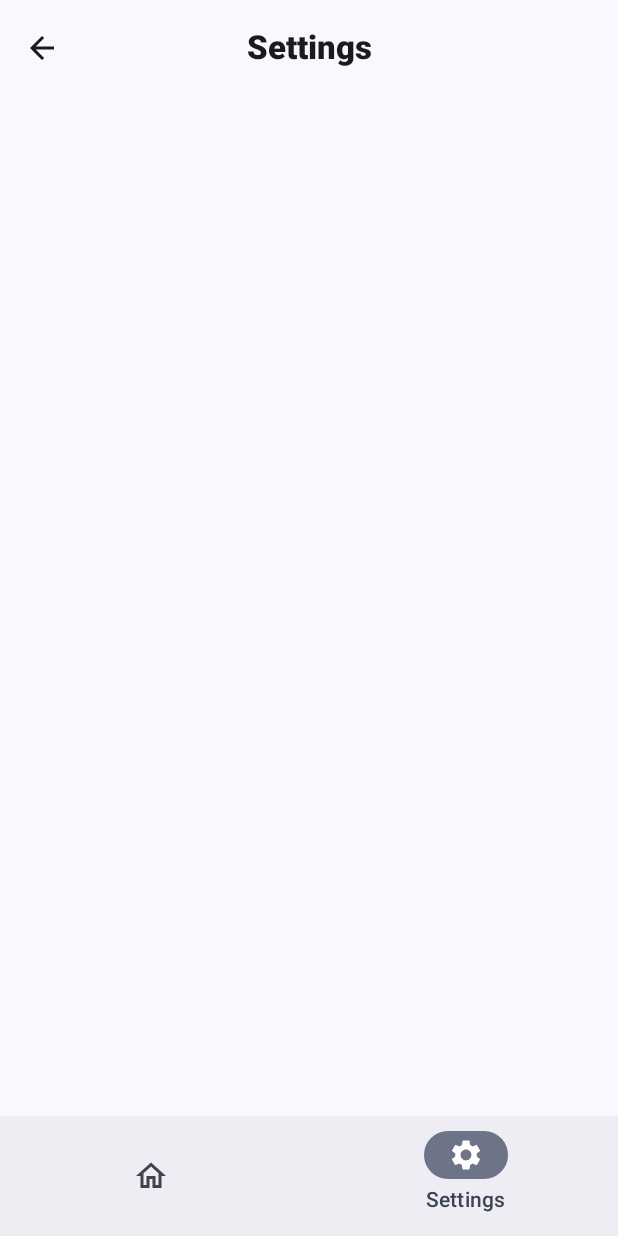
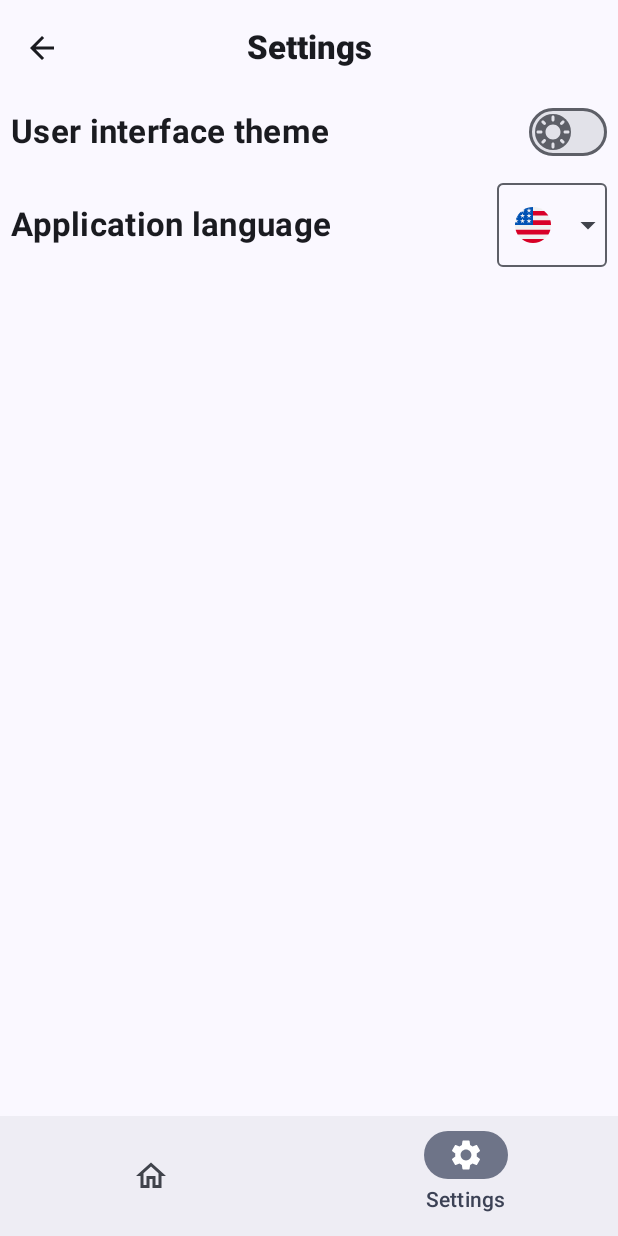
Before and after one commit to Kotlity/MyContacts, an Android app built with Jetpack Compose: the SettingsScreen screen opened through its navigation route, on a phone screen of 412 x 824 dp. Run offline under Robolectric (Android 15) with nearby library versions, the phone set to English and light mode, and no system bars; our stand-ins replace Dagger/Hilt's generated code.

Commit message:
The settings screen is finished

```diff
--- a/app/src/main/java/com/mycontacts/MainActivity.kt
+++ b/app/src/main/java/com/mycontacts/MainActivity.kt
@@ -1,7 +1,6 @@
 package com.mycontacts
 
 import android.os.Bundle
-import androidx.activity.ComponentActivity
 import androidx.activity.compose.setContent
 import androidx.activity.viewModels
 import androidx.appcompat.app.AppCompatActivity
@@ -11,6 +10,7 @@ import com.mycontacts.presentation.initial.events.InitialEvent
 import com.mycontacts.presentation.initial.viewmodels.InitialViewModel
 import com.mycontacts.presentation.nav_host.NavigationHost
 import com.mycontacts.presentation.ui.theme.MyContactsTheme
+import com.mycontacts.utils.currentLanguageCode
 import dagger.hilt.android.AndroidEntryPoint
 
 @AndroidEntryPoint
@@ -26,11 +26,9 @@ class MainActivity : AppCompatActivity() {
 
         setContent {
             initialViewModel.apply {
-                onEvent(InitialEvent.UpdateIsDarkUiModePreferences(isSystemInDarkTheme()))
-                onEvent(InitialEvent.RetrieveIsDarkUiModePreferences)
-                onEvent(InitialEvent.RetrieveCurrentLanguageCode)
+                onEvent(InitialEvent.RetrieveIsDarkUiModePreferences(initialValue = isSystemInDarkTheme()))
+                onEvent(InitialEvent.RetrieveCurrentLanguageCode(currentLanguageCode()))
             }
-
             val isDarkUiMode = initialViewModel.isDarkUiMode
             MyContactsTheme(darkTheme = isDarkUiMode) {
                 val startDestination = initialViewModel.startDestination
--- a/app/src/main/java/com/mycontacts/data/pager/PagerImplementation.kt
+++ b/app/src/main/java/com/mycontacts/data/pager/PagerImplementation.kt
@@ -13,6 +13,6 @@ class PagerImplementation @Inject constructor(private val dataStoreHelper: DataS
     }
 
     override fun hasUserAlreadyPressedStartButton(): Flow<Boolean> {
-        return dataStoreHelper.retrieveValue(hasUserAlreadyClickedOnStartButtonPreferences)
+        return dataStoreHelper.retrieveValue(hasUserAlreadyClickedOnStartButtonPreferences, false)
     }
 }
--- a/app/src/main/java/com/mycontacts/data/settings/AppLanguageSettings.kt
+++ b/app/src/main/java/com/mycontacts/data/settings/AppLanguageSettings.kt
@@ -13,8 +13,6 @@ import javax.inject.Inject
 
 class AppLanguageSettings @Inject constructor(@ApplicationContext private val context: Context): LanguageSettings {
 
-    override val currentLanguageCode: String = Locale.getDefault().language
-
     override fun changeAppLanguage(languageCode: String) {
         if (isGreaterOrEqualTiramisu()) {
             val localeManager = context.getSystemService(LocaleManager::class.java)
--- a/app/src/main/java/com/mycontacts/data/shared/BooleanDataStoreHelper.kt
+++ b/app/src/main/java/com/mycontacts/data/shared/BooleanDataStoreHelper.kt
@@ -22,9 +22,9 @@ class BooleanDataStoreHelper(@ApplicationContext private val context: Context):
         }
     }
 
-    override fun retrieveValue(key: Preferences.Key<Boolean>): Flow<Boolean> {
+    override fun retrieveValue(key: Preferences.Key<Boolean>, initialValue: Boolean): Flow<Boolean> {
         return context.dataStore.data.map { preferences ->
-            preferences[key] ?: false
+            preferences[key] ?: initialValue
         }.flowOn(Dispatchers.IO)
     }
 }
--- a/app/src/main/java/com/mycontacts/domain/settings/LanguageSettings.kt
+++ b/app/src/main/java/com/mycontacts/domain/settings/LanguageSettings.kt
@@ -2,7 +2,5 @@ package com.mycontacts.domain.settings
 
 interface LanguageSettings {
 
-    val currentLanguageCode: String
-
     fun changeAppLanguage(languageCode: String)
 }
--- a/app/src/main/java/com/mycontacts/domain/shared/DataStoreHelper.kt
+++ b/app/src/main/java/com/mycontacts/domain/shared/DataStoreHelper.kt
@@ -7,5 +7,5 @@ interface DataStoreHelper<T> {
 
     suspend fun editValue(key: Preferences.Key<T>, value: T)
 
-    fun retrieveValue(key: Preferences.Key<T>): Flow<T>
+    fun retrieveValue(key: Preferences.Key<T>, initialValue: T): Flow<T>
 }
--- a/app/src/main/java/com/mycontacts/presentation/initial/events/InitialEvent.kt
+++ b/app/src/main/java/com/mycontacts/presentation/initial/events/InitialEvent.kt
@@ -4,7 +4,8 @@ sealed interface InitialEvent {
 
     data object UpdateStartDestination: InitialEvent
     data class UpdateIsDarkUiModePreferences(val isDarkUiMode: Boolean): InitialEvent
-    data object RetrieveIsDarkUiModePreferences: InitialEvent
-    data object RetrieveCurrentLanguageCode: InitialEvent
+    data class RetrieveIsDarkUiModePreferences(val initialValue: Boolean): InitialEvent
+    data class RetrieveCurrentLanguageCode(val languageCode: String): InitialEvent
     data class ChangeAppLanguage(val languageCode: String): InitialEvent
+    data class ChangeLanguageDropdownMenuExpandedState(val isExpanded: Boolean): InitialEvent
 }
--- a/app/src/main/java/com/mycontacts/presentation/initial/viewmodels/InitialViewModel.kt
+++ b/app/src/main/java/com/mycontacts/presentation/initial/viewmodels/InitialViewModel.kt
@@ -1,6 +1,6 @@
 package com.mycontacts.presentation.initial.viewmodels
 
-import android.util.Log
+import androidx.compose.runtime.derivedStateOf
 import androidx.compose.runtime.getValue
 import androidx.compose.runtime.mutableStateOf
 import androidx.compose.runtime.setValue
@@ -14,7 +14,6 @@ import com.mycontacts.utils.Constants._500L
 import com.mycontacts.utils.Constants.isDarkUiModePreferences
 import com.mycontacts.utils.ScreenRoutes
 import dagger.hilt.android.lifecycle.HiltViewModel
-import kotlinx.coroutines.Job
 import kotlinx.coroutines.delay
 import kotlinx.coroutines.flow.launchIn
 import kotlinx.coroutines.flow.onEach
@@ -34,17 +33,21 @@ class InitialViewModel @Inject constructor(
     var startDestination by mutableStateOf(ScreenRoutes.Pager.route)
         private set
 
-    var isDarkUiMode by mutableStateOf(false)
+    var isDarkUiMode by derivedStateOf {
+        mutableStateOf(false)
+    }.value
         private set
 
-    var currentLanguageCode by mutableStateOf("")
+    var currentLanguageCode by derivedStateOf {
+        mutableStateOf("")
+    }.value
         private set
 
-    private var updatingIsDarkUiModeJob: Job? = null
+    var isExpandedLanguageDropdownMenu by mutableStateOf(false)
+        private set
 
     init {
         onEvent(InitialEvent.UpdateStartDestination)
-        onEvent(InitialEvent.RetrieveCurrentLanguageCode)
     }
 
     fun onEvent(initialEvent: InitialEvent) {
@@ -52,17 +55,20 @@ class InitialViewModel @Inject constructor(
             InitialEvent.UpdateStartDestination -> {
                 updateStartDestination()
             }
-            InitialEvent.RetrieveIsDarkUiModePreferences -> {
-                retrieveIsDarkUiModePreferences()
+            is InitialEvent.RetrieveIsDarkUiModePreferences -> {
+                retrieveIsDarkUiModePreferences(initialEvent.initialValue)
             }
             is InitialEvent.UpdateIsDarkUiModePreferences -> {
                 updateIsDarkUiModePreferences(initialEvent.isDarkUiMode)
             }
-            InitialEvent.RetrieveCurrentLanguageCode -> {
-                retrieveCurrentLanguageCode()
+            is InitialEvent.RetrieveCurrentLanguageCode -> {
+                retrieveCurrentLanguageCode(initialEvent.languageCode)
             }
             is InitialEvent.ChangeAppLanguage -> {
                 changeAppLanguage(initialEvent.languageCode)
+            }
+            is InitialEvent.ChangeLanguageDropdownMenuExpandedState -> {
+                changeLanguageDropdownMenuExpandedState(initialEvent.isExpanded)
             }
         }
     }
@@ -77,29 +83,28 @@ class InitialViewModel @Inject constructor(
     }
 
     private fun updateIsDarkUiModePreferences(isDarkUiMode: Boolean) {
-        updatingIsDarkUiModeJob?.cancel()
-        updatingIsDarkUiModeJob = viewModelScope.launch {
+        viewModelScope.launch {
             booleanDataStoreHelper.editValue(key = isDarkUiModePreferences, value = isDarkUiMode)
-            Log.e("MyTag", "updateIsDarkUiModePreferences: $isDarkUiMode")
         }
     }
 
-    private fun retrieveIsDarkUiModePreferences() {
-        updatingIsDarkUiModeJob?.invokeOnCompletion {
-            viewModelScope.launch {
-                booleanDataStoreHelper.retrieveValue(key = isDarkUiModePreferences).collect { isInDarkUiMode ->
-                    Log.e("MyTag", "isInDarkUiMode: $isInDarkUiMode")
-                    isDarkUiMode = isInDarkUiMode
-                }
+    private fun retrieveIsDarkUiModePreferences(initialValue: Boolean) {
+        viewModelScope.launch {
+            booleanDataStoreHelper.retrieveValue(key = isDarkUiModePreferences, initialValue = initialValue).collect { isInDarkUiMode ->
+                isDarkUiMode = isInDarkUiMode
             }
         }
     }
 
-    private fun retrieveCurrentLanguageCode() {
-        currentLanguageCode = languageSettings.currentLanguageCode
+    private fun retrieveCurrentLanguageCode(languageCode: String) {
+        currentLanguageCode = languageCode
     }
 
     private fun changeAppLanguage(languageCode: String) {
         languageSettings.changeAppLanguage(languageCode)
     }
+
+    private fun changeLanguageDropdownMenuExpandedState(isExpanded: Boolean) {
+        isExpandedLanguageDropdownMenu = isExpanded
+    }
 }
--- a/app/src/main/java/com/mycontacts/presentation/main/screen/MainScreen.kt
+++ b/app/src/main/java/com/mycontacts/presentation/main/screen/MainScreen.kt
@@ -1,16 +1,13 @@
 package com.mycontacts.presentation.main.screen
 
 import android.Manifest
-import android.app.LocaleManager
 import android.content.Intent
 import android.net.Uri
 import android.os.Build
 import android.os.Environment
-import android.os.LocaleList
 import android.provider.Settings
 import androidx.activity.compose.rememberLauncherForActivityResult
 import androidx.activity.result.contract.ActivityResultContracts
-import androidx.appcompat.app.AppCompatDelegate
 import androidx.compose.animation.AnimatedVisibility
 import androidx.compose.animation.core.tween
 import androidx.compose.animation.slideInHorizontally
@@ -49,8 +46,6 @@ import androidx.compose.ui.res.dimensionResource
 import androidx.compose.ui.res.painterResource
 import androidx.compose.ui.res.stringResource
 import androidx.compose.ui.unit.dp
-import androidx.core.content.getSystemService
-import androidx.core.os.LocaleListCompat
 import com.google.accompanist.swiperefresh.SwipeRefresh
 import com.google.accompanist.swiperefresh.rememberSwipeRefreshState
 import com.mycontacts.R
@@ -94,7 +89,6 @@ import kotlinx.coroutines.flow.filterIsInstance
 import kotlinx.coroutines.flow.map
 import kotlinx.coroutines.flow.receiveAsFlow
 import kotlinx.coroutines.launch
-import java.util.Locale
 
 @OptIn(ExperimentalMaterial3Api::class)
 @Composable
@@ -381,18 +375,8 @@ fun MainScreen(
                     text = stringResource(id = R.string.addContact),
                     icon = Icons.Default.Add,
                     onClick = {
-                        if (Build.VERSION.SDK_INT >= Build.VERSION_CODES.TIRAMISU) {
-                            val localeManager = context.getSystemService(LocaleManager::class.java)
-                            val locale = Locale.forLanguageTag("uk")
-                            val localeList = LocaleList(locale)
-                            localeManager.applicationLocales = localeList
-
-                        } else {
-                            val localeListCompat = LocaleListCompat.forLanguageTags("uk")
-                            AppCompatDelegate.setApplicationLocales(localeListCompat)
-                        }
-//                        if (isAppHasPermission(context, Manifest.permission.WRITE_CONTACTS)) addContactInfo()
-//                        else event(MainEvent.Permissions.UpdateWriteContactsPermissionRationaleAlertDialog(ContactAction.ADD))
+                        if (isAppHasPermission(context, Manifest.permission.WRITE_CONTACTS)) addContactInfo()
+                        else event(MainEvent.Permissions.UpdateWriteContactsPermissionRationaleAlertDialog(ContactAction.ADD))
                     },
                     isExpanded = isExpandedFloatingActionButtonState,
                     mutableInteractionSource = mutableInteractionSource
--- a/app/src/main/java/com/mycontacts/presentation/settings/composables/CustomLanguageDropdownMenu.kt
+++ b/app/src/main/java/com/mycontacts/presentation/settings/composables/CustomLanguageDropdownMenu.kt
@@ -9,6 +9,7 @@ import androidx.compose.ui.Modifier
 @OptIn(ExperimentalMaterial3Api::class)
 @Composable
 fun CustomLanguageDropdownMenu(
+    modifier: Modifier = Modifier,
     isExpanded: Boolean = false,
     onExpandedChange: (Boolean) -> Unit,
     onLanguageChange: (String) -> Unit,
@@ -16,6 +17,7 @@ fun CustomLanguageDropdownMenu(
 ) {
 
     ExposedDropdownMenuBox(
+        modifier = modifier,
         expanded = isExpanded,
         onExpandedChange = onExpandedChange
     ) {
--- a/app/src/main/java/com/mycontacts/presentation/settings/composables/CustomLanguageDropdownMenuItem.kt
+++ b/app/src/main/java/com/mycontacts/presentation/settings/composables/CustomLanguageDropdownMenuItem.kt
@@ -2,10 +2,8 @@ package com.mycontacts.presentation.settings.composables
 
 import androidx.annotation.DrawableRes
 import androidx.compose.foundation.Image
-import androidx.compose.foundation.layout.PaddingValues
 import androidx.compose.material3.DropdownMenuItem
 import androidx.compose.runtime.Composable
-import androidx.compose.ui.res.dimensionResource
 import androidx.compose.ui.res.painterResource
 import com.mycontacts.R
 
@@ -14,14 +12,13 @@ fun CustomLanguageDropdownMenuItem(
     @DrawableRes languageIcon: Int,
     onLanguageChange: (String) -> Unit,
     onDropdownMenuItemClick: (Boolean) -> Unit,
-    contentPadding: PaddingValues = PaddingValues(dimensionResource(id = R.dimen._5dp))
 ) {
     val isEnglishLanguage = languageIcon == R.drawable.usa
 
     DropdownMenuItem(
         text = { },
         onClick = {
-            if (isEnglishLanguage) onLanguageChange("uk") else onLanguageChange("us")
+            if (isEnglishLanguage) onLanguageChange("uk") else onLanguageChange("en")
             onDropdownMenuItemClick(false)
         },
         leadingIcon = {
@@ -29,7 +26,6 @@ fun CustomLanguageDropdownMenuItem(
                 painter = if (isEnglishLanguage) painterResource(id = R.drawable.ukraine) else painterResource(id = R.drawable.usa),
                 contentDescription = null
             )
-        },
-        contentPadding = contentPadding
+        }
     )
 }
--- a/app/src/main/java/com/mycontacts/presentation/settings/screen/SettingsScreen.kt
+++ b/app/src/main/java/com/mycontacts/presentation/settings/screen/SettingsScreen.kt
@@ -1,12 +1,89 @@
 package com.mycontacts.presentation.settings.screen
 
+import androidx.compose.foundation.layout.Arrangement
+import androidx.compose.foundation.layout.Column
+import androidx.compose.foundation.layout.Row
+import androidx.compose.foundation.layout.fillMaxSize
+import androidx.compose.foundation.layout.fillMaxWidth
+import androidx.compose.foundation.layout.padding
+import androidx.compose.material3.MaterialTheme
+import androidx.compose.material3.Text
 import androidx.compose.runtime.Composable
+import androidx.compose.ui.Alignment
+import androidx.compose.ui.Modifier
 import androidx.compose.ui.platform.LocalContext
+import androidx.compose.ui.res.dimensionResource
+import androidx.compose.ui.res.stringResource
+import androidx.compose.ui.text.font.FontWeight
+import com.mycontacts.R
+import com.mycontacts.presentation.initial.events.InitialEvent
 import com.mycontacts.presentation.initial.viewmodels.InitialViewModel
+import com.mycontacts.presentation.settings.composables.CustomLanguageDropdownMenu
+import com.mycontacts.presentation.settings.composables.CustomUiModeSwitcher
+import com.mycontacts.utils.Constants._04Float
+import com.mycontacts.utils.Constants._22sp
 import com.mycontacts.utils.sharedViewModel
 
 @Composable
 fun SettingsScreen() {
     val context = LocalContext.current
     val initialViewModel: InitialViewModel = context.sharedViewModel()
+
+    val isSystemInDarkUiMode = initialViewModel.isDarkUiMode
+    val currentLanguageCode = initialViewModel.currentLanguageCode
+    val isExpandedLanguageDropdownMenu = initialViewModel.isExpandedLanguageDropdownMenu
+
+    Column(
+        modifier = Modifier
+            .fillMaxSize()
+            .padding(horizontal = dimensionResource(id = R.dimen._7dp)),
+        verticalArrangement = Arrangement.spacedBy(dimensionResource(id = R.dimen._10dp))
+    ) {
+        Row(
+            modifier = Modifier
+                .fillMaxWidth(),
+            horizontalArrangement = Arrangement.SpaceBetween,
+            verticalAlignment = Alignment.CenterVertically
+        ) {
+            Text(
+                text = stringResource(id = R.string.uiThemeTitle),
+                style = MaterialTheme.typography.titleMedium.copy(
+                    fontSize = _22sp,
+                    fontWeight = FontWeight.Bold
+                )
+            )
+            CustomUiModeSwitcher(
+                isSystemInDarkUiMode = isSystemInDarkUiMode,
+                onToggleSwitch = { isInDarkUiMode ->
+                    initialViewModel.onEvent(InitialEvent.UpdateIsDarkUiModePreferences(isInDarkUiMode))
+                }
+            )
+        }
+        Row(
+            modifier = Modifier
+                .fillMaxWidth(),
+            horizontalArrangement = Arrangement.SpaceBetween,
+            verticalAlignment = Alignment.CenterVertically
+        ) {
+            Text(
+                text = stringResource(id = R.string.applicationLanguageTitle),
+                style = MaterialTheme.typography.titleMedium.copy(
+                    fontSize = _22sp,
+                    fontWeight = FontWeight.Bold
+                )
+            )
+            CustomLanguageDropdownMenu(
+                modifier = Modifier
+                    .fillMaxWidth(_04Float),
+                isExpanded = isExpandedLanguageDropdownMenu,
+                onExpandedChange = { isExpanded ->
+                    initialViewModel.onEvent(InitialEvent.ChangeLanguageDropdownMenuExpandedState(isExpanded))
+                },
+                onLanguageChange = { languageCode ->
+                    initialViewModel.onEvent(InitialEvent.ChangeAppLanguage(languageCode))
+                },
+                languageIcon = if (currentLanguageCode == stringResource(id = R.string.usaLanguageCode)) R.drawable.usa else R.drawable.ukraine
+            )
+        }
+    }
 }
--- a/app/src/main/java/com/mycontacts/utils/Constants.kt
+++ b/app/src/main/java/com/mycontacts/utils/Constants.kt
@@ -17,9 +17,10 @@ object Constants {
     const val _300L = 300L
     const val _500L = 500L
 
-    const val _06Float = 0.6f
+    const val _03Float = 0.3f
     const val _04Float = 0.4f
     const val _05Float = 0.5f
+    const val _06Float = 0.6f
     const val _075Float = 0.75f
     const val _1Float = 1f
 
--- /dev/null
+++ b/app/src/main/java/com/mycontacts/utils/CurrentLanguageCode.kt
@@ -0,0 +1,10 @@
+package com.mycontacts.utils
+
+import androidx.compose.runtime.Composable
+import androidx.compose.ui.platform.LocalConfiguration
+
+@Composable
+fun currentLanguageCode(): String {
+    val localConfiguration = LocalConfiguration.current
+    return localConfiguration.locales[0].language
+}
--- a/app/src/main/res/values/strings.xml
+++ b/app/src/main/res/values/strings.xml
@@ -44,6 +44,8 @@
     <string name="cameraPermissionIsDenied">Permission for the camera has been denied. Please grant access through the application settings and try again</string>
     <string name="cameraPermissionRationaleAlertDialogTitle">Permission required</string>
     <string name="cameraPermissionRationaleAlertDialogText">To take a photo, you need to give the app access to your device\'s camera</string>
-    <string name="usaLanguageCode" translatable="false">us</string>
+    <string name="uiThemeTitle">User interface theme</string>
+    <string name="applicationLanguageTitle">Application language</string>
+    <string name="usaLanguageCode" translatable="false">en</string>
     <string name="ukraineLanguageCode" translatable="false">uk</string>
 </resources>
```
Also changed, not shown: 1 other file.
